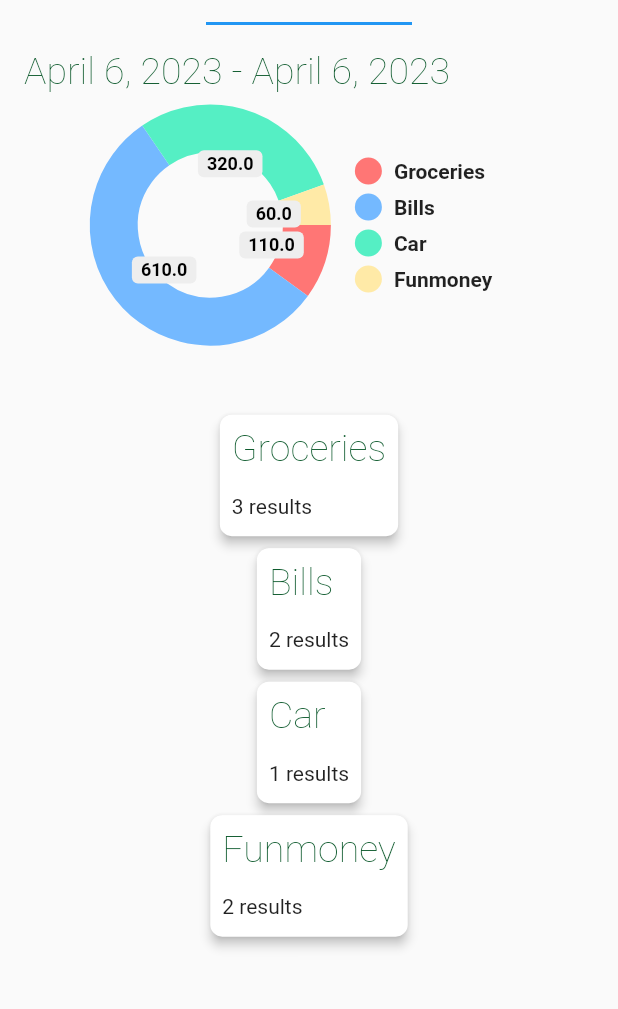
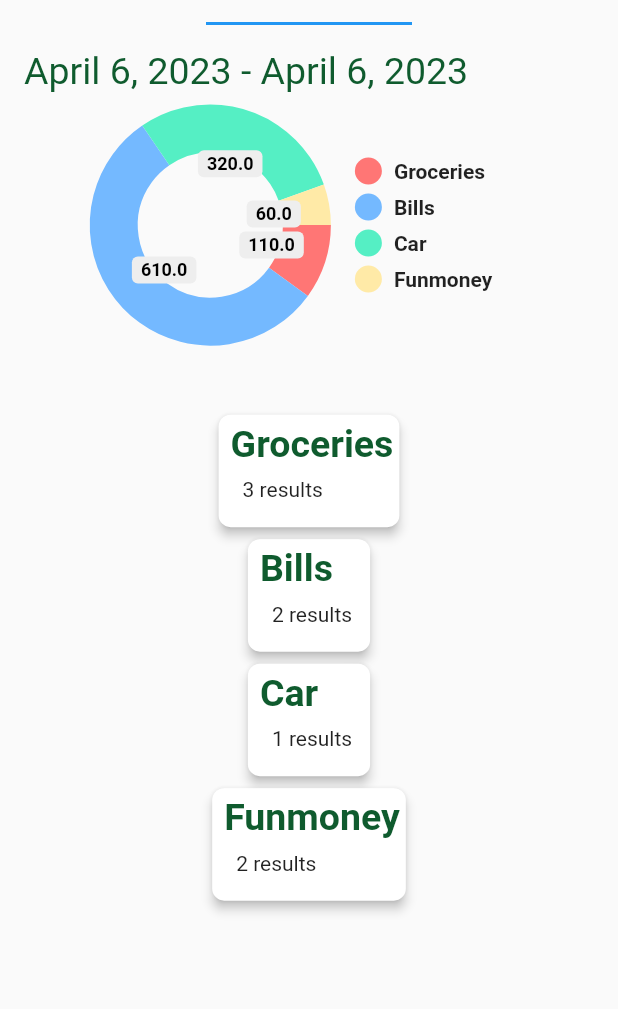
Before and after one commit to Shambambulish/PennyPlanner, a Flutter app: the screen it shows after launch, tab 2 chosen, on a phone screen of 412 x 824 dp, the part 122-1131 px from its top. Run offline on Flutter 3.47's test engine with Material 2 defaults, Android fonts, the phone set to English and light mode, and no system bars; drawn by our look-alikes of expandable, pie_chart; our stand-ins replace flutter_local_notifications, rxdart, timezone; Roboto replaces fonts that are missing (Hind Siliguri).

Commit message:
graphical coherency with managepage

```diff
--- a/pennyplanner/lib/pages/history_page.dart
+++ b/pennyplanner/lib/pages/history_page.dart
@@ -3,6 +3,7 @@ import 'package:flutter/foundation.dart';
 import 'package:flutter/material.dart';
 import 'package:intl/intl.dart';
 import 'package:pie_chart/pie_chart.dart';
+import '../models/expense_category.dart';
 
 class HistoryPage extends StatefulWidget {
   const HistoryPage({super.key, startDate, endDate});
@@ -89,7 +90,6 @@ class _HistoryPageState extends State<HistoryPage> {
                     textAlign: TextAlign.left,
                     style: const TextStyle(
                         fontSize: 25,
-                        fontWeight: FontWeight.w100,
                         fontFamily: "Hind Siliguri",
                         color: Color(0xff0F5B2E)),
                   ),
@@ -115,7 +115,6 @@ class _HistoryPageState extends State<HistoryPage> {
                   textAlign: TextAlign.left,
                   style: TextStyle(
                       fontSize: 25,
-                      fontWeight: FontWeight.w100,
                       fontFamily: "Hind Siliguri",
                       color: Color(0xff0F5B2E)),
                 ),
@@ -141,7 +140,6 @@ class _HistoryPageState extends State<HistoryPage> {
                     textAlign: TextAlign.left,
                     style: const TextStyle(
                         fontSize: 25,
-                        fontWeight: FontWeight.w100,
                         fontFamily: "Hind Siliguri",
                         color: Color(0xff0F5B2E)),
                   ),
@@ -183,17 +181,18 @@ class _HistoryPageState extends State<HistoryPage> {
                   borderRadius: BorderRadius.circular(8),
                 ),
                 elevation: 3,
+                child: Container(
+                  margin: const EdgeInsets.fromLTRB(8, 5, 4, 5),
                   child: ExpandableTheme(
                     data: const ExpandableThemeData(hasIcon: false),
                     child: ExpandablePanel(
                       header: Container(
-                      padding: const EdgeInsets.all(8.0),
                         child: Text(
                           resultsData[i][0].toString(),
                           textAlign: TextAlign.left,
                           style: const TextStyle(
                               fontSize: 25,
-                            fontWeight: FontWeight.w100,
+                              fontWeight: FontWeight.bold,
                               fontFamily: "Hind Siliguri",
                               color: Color(0xff0F5B2E)),
                         ),
@@ -206,6 +205,32 @@ class _HistoryPageState extends State<HistoryPage> {
                       ),
                       expanded: Column(children: [
                         for (var e in resultsData[i][1])
+                          Container(
+                            padding: const EdgeInsets.fromLTRB(0, 10, 0, 5),
+                            decoration: const BoxDecoration(
+                                border: Border(bottom: BorderSide(width: 1))),
+                            child: Row(
+                              children: [
+                                Text("title"),
+                                Expanded(
+                                  flex: 3,
+                                  child: Container(
+                                    alignment: Alignment.center,
+                                    child: Text(DateFormat('dd.MM.yyyy')
+                                        .format(DateTime.now())),
+                                  ),
+                                ),
+                                Expanded(
+                                  flex: 3,
+                                  child: Container(
+                                    alignment: Alignment.centerRight,
+                                    child: Text('AMOUNT'),
+                                  ),
+                                ),
+                              ],
+                            ),
+                          ),
+                        /*
                         Row(children: [
                           for (var ex in e)
                             Container(
@@ -215,12 +240,12 @@ class _HistoryPageState extends State<HistoryPage> {
                                   textAlign: TextAlign.left,
                                   style: const TextStyle(
                                       fontSize: 20,
-                                      fontWeight: FontWeight.w100,
                                       fontFamily: "Hind Siliguri",
                                       color: Color(0xff0F5B2E)),
                                 ))
+                        ]),*/
                       ]),
-                    ]),
+                    ),
                   ),
                 ),
               )
```
Lines whose indentation alone changed are shown as unchanged.
